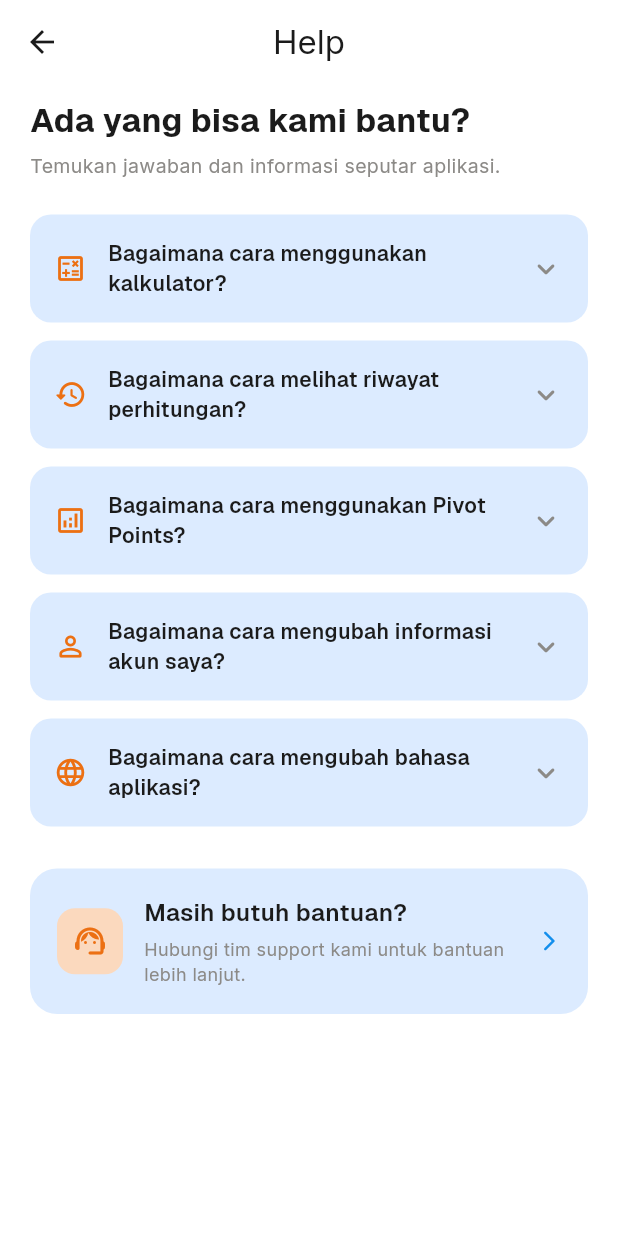
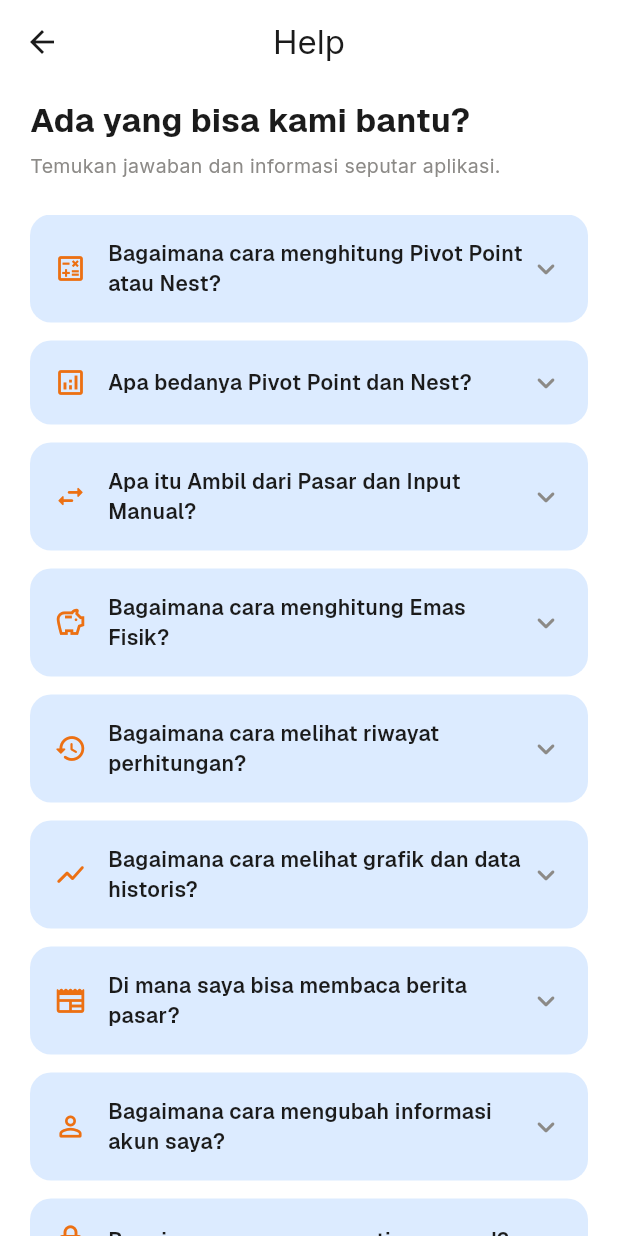
Before and after one commit to wahyuhkm48/pt_ewf_app, a Flutter app: the HelpPage screen opened directly, on a phone screen of 412 x 824 dp. Run offline on Flutter 3.47's test engine with Material 3 defaults, Android fonts, the phone set to English and light mode, and no system bars; our stand-ins replace flutter_secure_storage, google_fonts, image_picker, share_plus, webview_flutter; missing offline and left inert: excel; accounts and stored records are empty.

Commit message:
fix : memperbaiki isi kalimat about dan help

```diff
--- a/lib/views/about_page.dart
+++ b/lib/views/about_page.dart
@@ -7,11 +7,12 @@ class AboutPage extends StatelessWidget {
   const AboutPage({super.key});
 
   static const _features = <(IconData, String, String)>[
-    (Icons.savings_outlined, 'Emas Fisik', 'Hitung estimasi keuntungan jual-beli emas dari harga, kurs, dan modal.'),
-    (Icons.stacked_line_chart_rounded, 'Pivot Point', 'Lihat level support dan resistance beserta sinyal buy/sell.'),
-    (Icons.insights_rounded, 'Nest', 'Sinyal harian dari perbandingan close kemarin dan open hari ini.'),
-    (Icons.history_rounded, 'Histori & Market Data', 'Pantau data historis dan harga pasar Gold, Nikkei, dan Hang Seng.'),
-    (Icons.newspaper_rounded, 'Berita', 'Ikuti berita terbaru seputar pasar dan komoditi.'),
+    (Icons.stacked_line_chart_rounded, 'Pivot Point', 'Hitung titik pivot, level support dan resistance, serta sinyal buy atau sell dari data pasar atau input manual.'),
+    (Icons.insights_rounded, 'Nest', 'Sinyal harian dari perbandingan Close kemarin dan Open hari ini.'),
+    (Icons.savings_outlined, 'Emas Fisik', 'Hitung selisih harga, berat emas, dan estimasi keuntungan dari harga beli, harga jual, kurs, dan modal.'),
+    (Icons.show_chart_rounded, 'Chart & Data Historis', 'Grafik interaktif Gold, Nikkei (JPK), dan Hang Seng (HKK) dengan data historis Open, High, Low, Close yang bisa diunduh ke Excel.'),
+    (Icons.history_rounded, 'Riwayat', 'Simpan dan lihat kembali hasil perhitungan Pivot Point, Nest, dan Emas Fisik.'),
+    (Icons.newspaper_rounded, 'Berita', 'Berita pasar dan ekonomi terbaru dari Bloomberg, CNBC, dan Reuters.'),
   ];
 
   @override
@@ -85,8 +86,9 @@ class AboutPage extends StatelessWidget {
                     Text(
                       'EQUITYWORLD adalah aplikasi pendamping perdagangan berjangka komoditi. '
                       'Kami berizin resmi BAPPEBTI sejak 2005 dan berkomitmen menjadi partner '
-                      'terpercaya Anda. Aplikasi ini membantu Anda memantau pasar, menghitung '
-                      'potensi transaksi, dan memahami sinyal analisis dengan cara yang sederhana.',
+                      'terpercaya Anda. Aplikasi ini membantu Anda memantau grafik dan berita pasar, '
+                      'menghitung Pivot Point, Nest, dan emas fisik, serta menyimpan riwayat '
+                      'perhitungan dengan cara yang sederhana.',
                       textAlign: TextAlign.justify,
                       style: AppTextStyles.bodySm().copyWith(height: 1.6),
                     ),
@@ -173,11 +175,9 @@ class _FeatureRow extends StatelessWidget {
             child: Column(
               crossAxisAlignment: CrossAxisAlignment.start,
               children: [
-                Text(title,
-                    style: AppTextStyles.labelBase()),
+                Text(title, style: AppTextStyles.labelBase()),
                 const SizedBox(height: 2),
-                Text(desc,
-                    style: AppTextStyles.caption().copyWith(height: 1.4)),
+                Text(desc, style: AppTextStyles.caption().copyWith(height: 1.4)),
               ],
             ),
           ),
--- a/lib/views/help_page.dart
+++ b/lib/views/help_page.dart
@@ -4,6 +4,69 @@ import '../theme/app_text_styles.dart';
 
 class HelpPage extends StatelessWidget {
   const HelpPage({super.key});
+
+  static const _faqs = <(IconData, String, String)>[
+    (
+      Icons.calculate_outlined,
+      'Bagaimana cara menghitung Pivot Point atau Nest?',
+      'Ketuk tombol kalkulator oranye di menu bawah, lalu pilih Pivot Point. '
+          'Pada halaman Konsep Transaksi, pilih Mode Kalkulasi (Pivot Point atau Nest), '
+          'pilih Sumber Data, lalu ketuk Hitung.',
+    ),
+    (
+      Icons.analytics_outlined,
+      'Apa bedanya Pivot Point dan Nest?',
+      'Pivot Point menghitung titik pivot beserta level resistance (R1 sampai R4) dan '
+          'support (S1 sampai S4) dari High, Low, dan Close, lengkap dengan sinyal buy atau sell. '
+          'Nest membandingkan Close kemarin dengan Open hari ini untuk menghasilkan sinyal harian.',
+    ),
+    (
+      Icons.swap_horiz_rounded,
+      'Apa itu Ambil dari Pasar dan Input Manual?',
+      'Ambil dari Pasar memakai data harga pada tanggal dan produk (Gold, JPK, atau HKK) '
+          'yang kamu pilih, dan hasilnya tersimpan di History. Input Manual membuatmu mengisi '
+          'sendiri angkanya (High, Low, Close, atau Close kemarin dan Open hari ini untuk Nest). '
+          'Hasilnya hanya dihitung di aplikasi dan tidak tersimpan.',
+    ),
+    (
+      Icons.savings_outlined,
+      'Bagaimana cara menghitung Emas Fisik?',
+      'Ketuk tombol kalkulator, pilih Emas Fisik, lalu isi Harga Beli dan Harga Jual '
+          '(USD per toz), Kurs USD ke IDR (terisi otomatis dengan kurs terkini), dan Modal dalam rupiah. '
+          'Hasilnya berisi HHB, HHJ, selisih, berat emas dalam gram, dan keuntungan.',
+    ),
+    (
+      Icons.history_rounded,
+      'Bagaimana cara melihat riwayat perhitungan?',
+      'Buka menu History di bar bawah, lalu pilih tab Pivot Point, Nest, atau Emas Fisik. '
+          'Riwayat terbaru juga tampil di halaman Home, dan view all akan membawamu ke History.',
+    ),
+    (
+      Icons.show_chart_rounded,
+      'Bagaimana cara melihat grafik dan data historis?',
+      'Buka menu Chart, lalu pilih Gold, JPK (Nikkei), atau HKK (Hang Seng). Di bawah grafik '
+          'ada tabel Data Historis 90 hari terakhir berisi Open, High, Low, dan Close, '
+          'dengan tombol Excel untuk mengunduhnya.',
+    ),
+    (
+      Icons.newspaper_rounded,
+      'Di mana saya bisa membaca berita pasar?',
+      'Berita terbaru dari Bloomberg, CNBC, dan Reuters tampil di bagian Information pada '
+          'halaman Home. Ketuk view all untuk daftar lengkap, dan tarik layar ke bawah untuk memperbarui.',
+    ),
+    (
+      Icons.person_outline_rounded,
+      'Bagaimana cara mengubah informasi akun saya?',
+      'Buka Settings, lalu Account Information. Nama lengkap, nomor telepon, dan foto profil '
+          '(dari galeri) bisa diubah. Email dan tanggal bergabung tidak bisa diubah.',
+    ),
+    (
+      Icons.lock_outline_rounded,
+      'Bagaimana cara mengganti password?',
+      'Buka Settings, lalu Password. Isi password saat ini, password baru '
+          '(minimal 8 karakter dengan huruf dan angka), lalu konfirmasi password baru.',
+    ),
+  ];
 
   @override
   Widget build(BuildContext context) {
@@ -49,46 +112,14 @@ class HelpPage extends StatelessWidget {
                 child: Column(
                   crossAxisAlignment: CrossAxisAlignment.start,
                   children: [
-
-                    const _HelpTile(
-                      title: 'Bagaimana cara menggunakan kalkulator?',
-                      icon: Icons.calculate_outlined,
-                      answer: 'Buka menu Kalkulator dari halaman utama, lalu masukkan angka yang ingin dihitung sesuai fitur yang tersedia.',
+                    ..._faqs.map(
+                      (f) => Padding(
+                        padding: const EdgeInsets.only(bottom: 12),
+                        child: _HelpTile(icon: f.$1, title: f.$2, answer: f.$3),
+                      ),
                     ),
 
-                    const SizedBox(height: 12),
-
-                    const _HelpTile(
-                      title: 'Bagaimana cara melihat riwayat perhitungan?',
-                      icon: Icons.history_rounded,
-                      answer: 'Riwayat perhitungan bisa dilihat di menu History yang ada di halaman utama aplikasi.',
-                    ),
-
-                    const SizedBox(height: 12),
-
-                    const _HelpTile(
-                      title: 'Bagaimana cara menggunakan Pivot Points?',
-                      icon: Icons.analytics_outlined,
-                      answer: 'Pivot Points digunakan untuk menganalisis titik support dan resistance harga. Buka menu Chart untuk melihat fitur ini.',
-                    ),
-
-                    const SizedBox(height: 12),
-
-                    const _HelpTile(
-                      title: 'Bagaimana cara mengubah informasi akun saya?',
-                      icon: Icons.person_outline_rounded,
-                      answer: 'Buka menu Settings, lalu pilih Account Information untuk mengubah nama, email, atau nomor telepon kamu.',
-                    ),
-
-                    const SizedBox(height: 12),
-
-                    const _HelpTile(
-                      title: 'Bagaimana cara mengubah bahasa aplikasi?',
-                      icon: Icons.language_rounded,
-                      answer: 'Buka menu Settings, lalu pilih Language dan pilih bahasa yang kamu inginkan.',
-                    ),
-
-                    const SizedBox(height: 28),
+                    const SizedBox(height: 16),
 
                     // CONTACT SUPPORT
                     Container(
@@ -123,7 +154,7 @@ class HelpPage extends StatelessWidget {
                                   'Masih butuh bantuan?',
                                   style: AppTextStyles.labelLg(),
                                 ),
-                                SizedBox(height: 4),
+                                const SizedBox(height: 4),
                                 Text(
                                   'Hubungi tim support kami untuk bantuan lebih lanjut.',
                                   style: AppTextStyles.caption(),
```
Also changed, not shown: assets/images/logo_trustByEwf.png (added).
